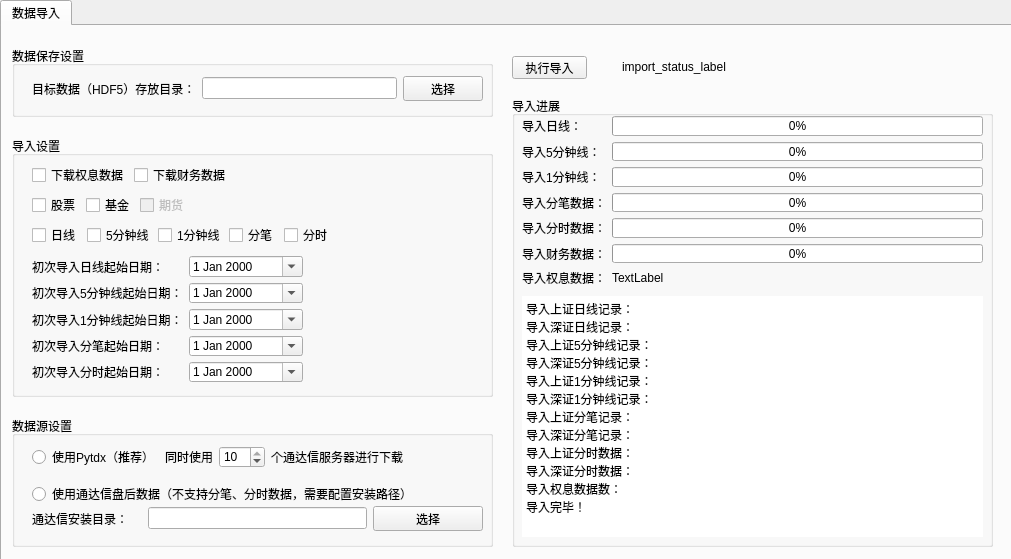
The window that hikyuu/gui/data/MainWindow.ui (fasiondog/hikyuu) describes before a commit, drawn with Qt 5.
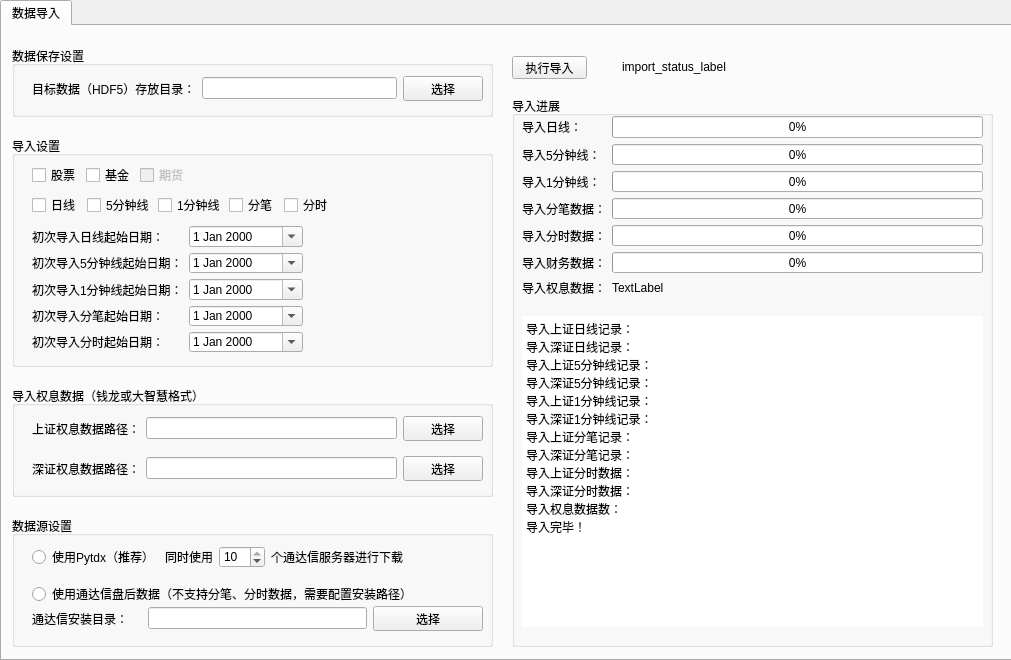
The same window after the commit.

The edit to the form file:
```diff
--- a/hikyuu/gui/data/MainWindow.ui
+++ b/hikyuu/gui/data/MainWindow.ui
@@ -7,7 +7,7 @@
     <x>0</x>
     <y>0</y>
     <width>1011</width>
-    <height>559</height>
+    <height>660</height>
    </rect>
   </property>
   <property name="windowTitle">
@@ -20,7 +20,7 @@
       <x>0</x>
       <y>0</y>
       <width>1071</width>
-      <height>601</height>
+      <height>661</height>
      </rect>
     </property>
     <property name="currentIndex">
@@ -47,7 +47,7 @@
       <property name="geometry">
        <rect>
         <x>10</x>
-        <y>390</y>
+        <y>490</y>
         <width>481</width>
         <height>131</height>
        </rect>
@@ -201,7 +201,7 @@
         <x>510</x>
         <y>70</y>
         <width>481</width>
-        <height>451</height>
+        <height>551</height>
        </rect>
       </property>
       <property name="title">
@@ -213,7 +213,7 @@
          <x>10</x>
          <y>20</y>
          <width>461</width>
-         <height>171</height>
+         <height>181</height>
         </rect>
        </property>
        <layout class="QGridLayout" name="gridLayout">
@@ -321,9 +321,9 @@
        <property name="geometry">
         <rect>
          <x>10</x>
-         <y>200</y>
+         <y>220</y>
          <width>461</width>
-         <height>241</height>
+         <height>311</height>
         </rect>
        </property>
        <property name="frameShape">
@@ -358,7 +358,7 @@
         <x>10</x>
         <y>110</y>
         <width>481</width>
-        <height>261</height>
+        <height>231</height>
        </rect>
       </property>
       <property name="title">
@@ -368,7 +368,7 @@
        <property name="geometry">
         <rect>
          <x>20</x>
-         <y>60</y>
+         <y>30</y>
          <width>155</width>
          <height>18</height>
         </rect>
@@ -404,7 +404,7 @@
        <property name="geometry">
         <rect>
          <x>20</x>
-         <y>90</y>
+         <y>60</y>
          <width>301</width>
          <height>18</height>
         </rect>
@@ -457,7 +457,7 @@
        <property name="geometry">
         <rect>
          <x>20</x>
-         <y>120</y>
+         <y>90</y>
          <width>271</width>
          <height>126</height>
         </rect>
@@ -555,32 +555,6 @@
         </item>
        </layout>
       </widget>
-      <widget class="QWidget" name="">
-       <property name="geometry">
-        <rect>
-         <x>20</x>
-         <y>30</y>
-         <width>198</width>
-         <height>18</height>
-        </rect>
-       </property>
-       <layout class="QHBoxLayout" name="horizontalLayout_4">
-        <item>
-         <widget class="QCheckBox" name="import_weight_checkBox">
-          <property name="text">
-           <string>下载权息数据</string>
-          </property>
-         </widget>
-        </item>
-        <item>
-         <widget class="QCheckBox" name="import_finance_checkBox">
-          <property name="text">
-           <string>下载财务数据</string>
-          </property>
-         </widget>
-        </item>
-       </layout>
-      </widget>
      </widget>
      <widget class="QLabel" name="import_status_label">
       <property name="geometry">
@@ -595,6 +569,77 @@
        <string>import_status_label</string>
       </property>
      </widget>
+     <widget class="QGroupBox" name="groupBox">
+      <property name="geometry">
+       <rect>
+        <x>10</x>
+        <y>360</y>
+        <width>481</width>
+        <height>111</height>
+       </rect>
+      </property>
+      <property name="title">
+       <string>导入权息数据（钱龙或大智慧格式）</string>
+      </property>
+      <widget class="QWidget" name="">
+       <property name="geometry">
+        <rect>
+         <x>20</x>
+         <y>30</y>
+         <width>451</width>
+         <height>25</height>
+        </rect>
+       </property>
+       <layout class="QHBoxLayout" name="horizontalLayout_5">
+        <item>
+         <widget class="QLabel" name="label_13">
+          <property name="text">
+           <string>上证权息数据路径：</string>
+          </property>
+         </widget>
+        </item>
+        <item>
+         <widget class="QLineEdit" name="sh_weight_dir_lineEdit"/>
+        </item>
+        <item>
+         <widget class="QPushButton" name="sh_weight_dir_pushButton">
+          <property name="text">
+           <string>选择</string>
+          </property>
+         </widget>
+        </item>
+       </layout>
+      </widget>
+      <widget class="QWidget" name="">
+       <property name="geometry">
+        <rect>
+         <x>20</x>
+         <y>70</y>
+         <width>451</width>
+         <height>25</height>
+        </rect>
+       </property>
+       <layout class="QHBoxLayout" name="horizontalLayout_6">
+        <item>
+         <widget class="QLabel" name="label_18">
+          <property name="text">
+           <string>深证权息数据路径：</string>
+          </property>
+         </widget>
+        </item>
+        <item>
+         <widget class="QLineEdit" name="sz_weight_dir_lineEdit"/>
+        </item>
+        <item>
+         <widget class="QPushButton" name="sz_weight_dir_pushButton">
+          <property name="text">
+           <string>选择</string>
+          </property>
+         </widget>
+        </item>
+       </layout>
+      </widget>
+     </widget>
     </widget>
    </widget>
   </widget>
```
